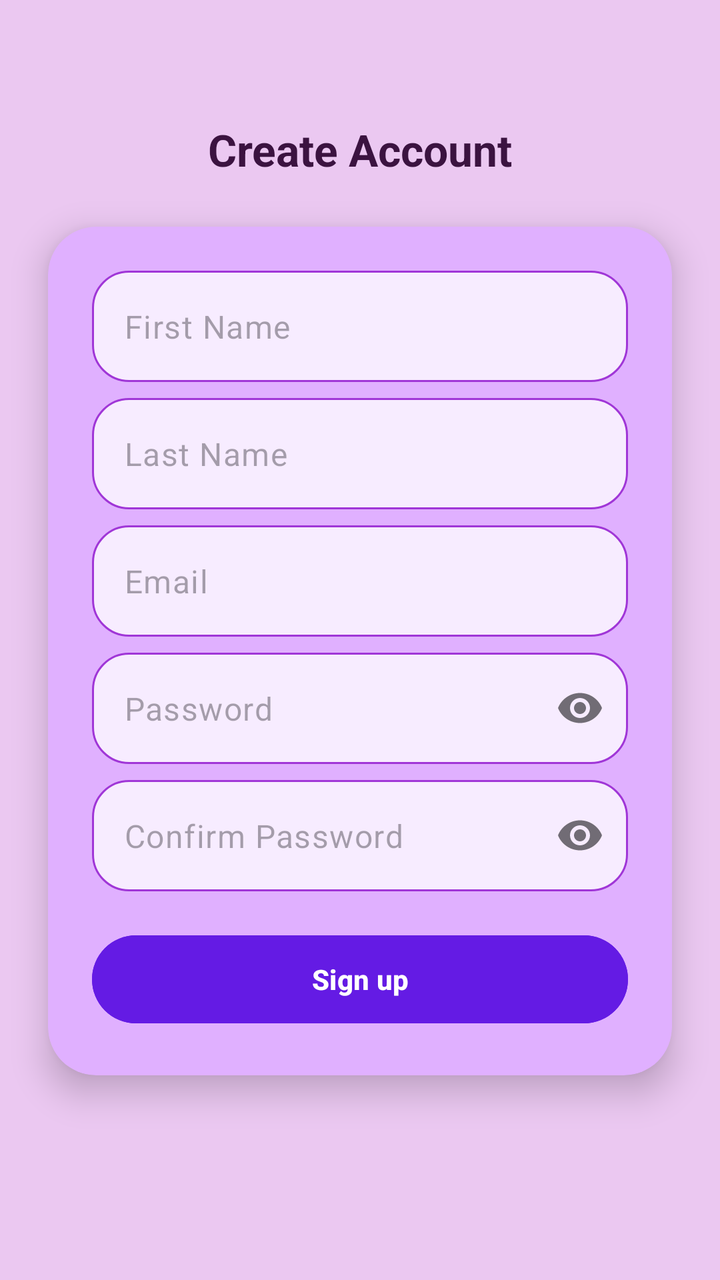
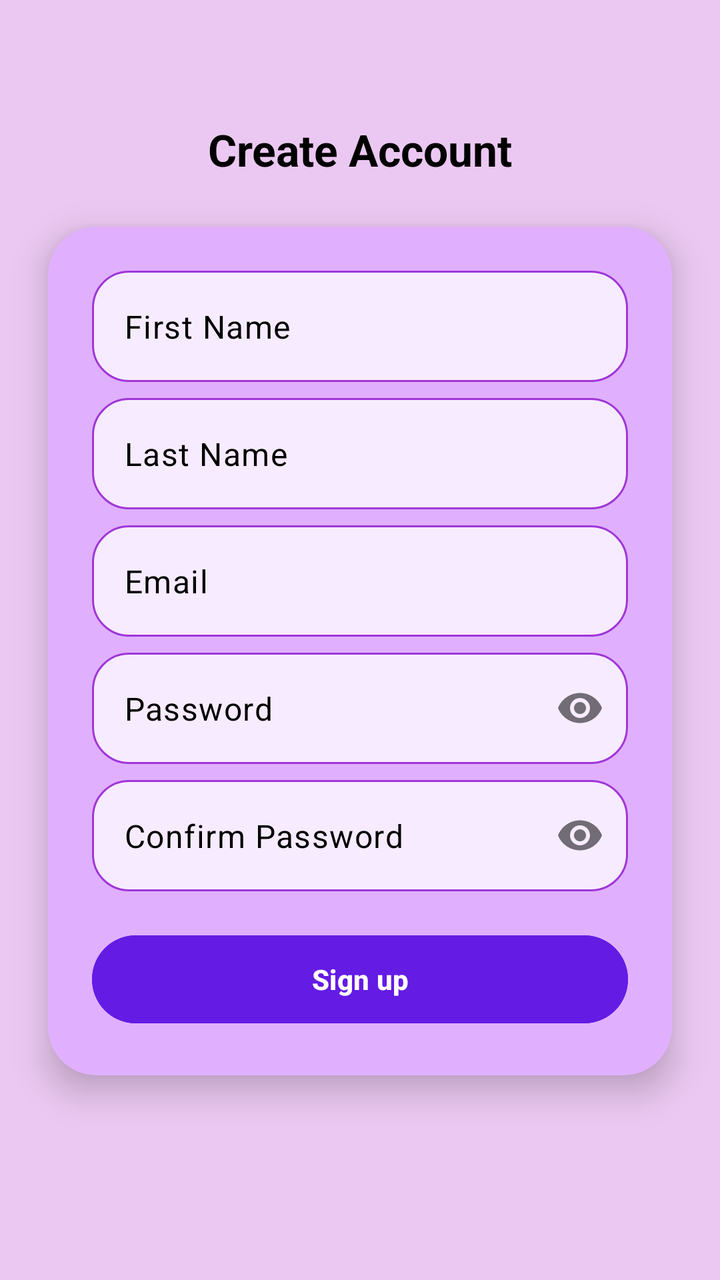

Screens rendered from an Android XML layout before and after an edit, with the pre-edit source and the edit as a unified diff.
<!-- AndroidManifest.xml: application theme Theme.Therassistant2 -->
<!-- res/layout/activity_signup.xml -->
<?xml version="1.0" encoding="utf-8"?>
<androidx.constraintlayout.widget.ConstraintLayout xmlns:android="http://schemas.android.com/apk/res/android"
    xmlns:app="http://schemas.android.com/apk/res-auto"
    xmlns:tools="http://schemas.android.com/tools"
    android:layout_width="match_parent"
    android:layout_height="match_parent"
    android:background="#EBC8F1"
    tools:context=".Signup">

    <TextView
        android:id="@+id/signupTitle"
        android:layout_width="wrap_content"
        android:layout_height="wrap_content"
        android:text="Create Account"
        android:textSize="22sp"
        android:textStyle="bold"
        android:textColor="#3B1340"
        android:layout_marginTop="60dp"
        app:layout_constraintTop_toTopOf="parent"
        app:layout_constraintStart_toStartOf="parent"
        app:layout_constraintEnd_toEndOf="parent" />

    <androidx.cardview.widget.CardView
        android:id="@+id/signupCard"
        android:layout_width="0dp"
        android:layout_height="wrap_content"
        android:layout_margin="24dp"
        app:cardCornerRadius="24dp"
        app:cardElevation="10dp"
        app:cardBackgroundColor="#E0B0FF"
        app:layout_constraintTop_toBottomOf="@id/signupTitle"
        app:layout_constraintStart_toStartOf="parent"
        app:layout_constraintEnd_toEndOf="parent">

        <LinearLayout
            android:layout_width="match_parent"
            android:layout_height="wrap_content"
            android:orientation="vertical"
            android:padding="22dp">

            
            <com.google.android.material.textfield.TextInputLayout
                android:layout_width="match_parent"
                android:layout_height="wrap_content"
                app:hintEnabled="false"
                app:hintTextColor="@color/black">

                <com.google.android.material.textfield.TextInputEditText
                    android:id="@+id/editTextText3"
                    android:layout_width="match_parent"
                    android:layout_height="wrap_content"
                    android:background="@drawable/rounded_button"
                    android:hint="First Name"
                    android:inputType="textPersonName"
                    android:textColor="#2B0B2F" />
            </com.google.android.material.textfield.TextInputLayout>

            <com.google.android.material.textfield.TextInputLayout
                android:layout_width="match_parent"
                android:layout_height="wrap_content"
                android:layout_marginTop="8dp"
                app:hintEnabled="false"
                app:hintTextColor="@color/black">

                <com.google.android.material.textfield.TextInputEditText
                    android:id="@+id/editTextText4"
                    android:layout_width="match_parent"
                    android:layout_height="wrap_content"
                    android:background="@drawable/rounded_button"
                    android:hint="Last Name"
                    android:inputType="textPersonName"
                    android:textColor="#2B0B2F" />
            </com.google.android.material.textfield.TextInputLayout>

            <com.google.android.material.textfield.TextInputLayout
                android:layout_width="match_parent"
                android:layout_height="wrap_content"
                android:layout_marginTop="8dp"
                app:hintEnabled="false"
                app:hintTextColor="@color/black">

                <com.google.android.material.textfield.TextInputEditText
                    android:id="@+id/editTextText5"
                    android:layout_width="match_parent"
                    android:layout_height="wrap_content"
                    android:background="@drawable/rounded_button"
                    android:hint="Email"
                    android:inputType="textEmailAddress"
                    android:textColor="#2B0B2F" />
            </com.google.android.material.textfield.TextInputLayout>


            <com.google.android.material.textfield.TextInputLayout
                android:layout_width="match_parent"
                android:layout_height="wrap_content"
                android:layout_marginTop="8dp"
                app:hintTextColor="@color/black"
                app:hintEnabled="false"
                app:passwordToggleEnabled="true">

                <com.google.android.material.textfield.TextInputEditText
                    android:id="@+id/editTextText6"
                    android:layout_width="match_parent"
                    android:layout_height="wrap_content"
                    android:background="@drawable/rounded_button"
                    android:hint="Password"
                    android:inputType="textPassword"
                    android:textColor="#2B0B2F" />
            </com.google.android.material.textfield.TextInputLayout>

            <com.google.android.material.textfield.TextInputLayout
                android:layout_width="match_parent"
                android:layout_height="wrap_content"
                android:layout_marginTop="8dp"
                app:hintTextColor="@color/black"
                app:hintEnabled="false"

                app:passwordToggleEnabled="true">

                <com.google.android.material.textfield.TextInputEditText
                    android:id="@+id/editTextText7"
                    android:layout_width="match_parent"
                    android:layout_height="wrap_content"
                    android:background="@drawable/rounded_button"
                    android:hint="Confirm Password"
                    android:inputType="textPassword"
                    android:textColor="#2B0B2F" />
            </com.google.android.material.textfield.TextInputLayout>

            <Button
                android:id="@+id/button2"
                android:layout_width="match_parent"
                android:layout_height="52dp"
                android:layout_marginTop="18dp"
                android:text="Sign up"
                android:textStyle="bold"
                android:textColor="#FFFFFF"
                android:backgroundTint="#641BE4" />

        </LinearLayout>

    </androidx.cardview.widget.CardView>

</androidx.constraintlayout.widget.ConstraintLayout>
<!-- resources referenced by this layout -->
<resources>
  <color name="black">#FF000000</color>
  <!-- drawable rounded_button (drawable) -->
  <?xml version="1.0" encoding="utf-8"?>
  <shape xmlns:android="http://schemas.android.com/apk/res/android">
  
      <solid android:color="#F7ECFF" />
  
      <corners android:radius="18dp" />
  
      <stroke
          android:width="1dp"
          android:color="#A036D7" />
  
      <padding
          android:left="14dp"
          android:top="12dp"
          android:right="14dp"
          android:bottom="12dp" />
  
  </shape>
  <style name="Theme.Therassistant2" parent="Base.Theme.Therassistant2" />
  <style name="Base.Theme.Therassistant2" parent="Theme.Material3.DayNight.NoActionBar">
          
          
      </style>
</resources>

<!-- the commit's change to res/layout/activity_signup.xml (unified diff, before → after) -->
@@ -14,7 +14,7 @@
         android:text="Create Account"
         android:textSize="22sp"
         android:textStyle="bold"
-        android:textColor="#3B1340"
+        android:textColor="@android:color/black"
         android:layout_marginTop="60dp"
         app:layout_constraintTop_toTopOf="parent"
         app:layout_constraintStart_toStartOf="parent"
@@ -51,6 +51,7 @@
                     android:layout_height="wrap_content"
                     android:background="@drawable/rounded_button"
                     android:hint="First Name"
+                    android:textColorHint="@color/black"
                     android:inputType="textPersonName"
                     android:textColor="#2B0B2F" />
             </com.google.android.material.textfield.TextInputLayout>
@@ -68,8 +69,9 @@
                     android:layout_height="wrap_content"
                     android:background="@drawable/rounded_button"
                     android:hint="Last Name"
+                    android:textColorHint="@color/black"
                     android:inputType="textPersonName"
-                    android:textColor="#2B0B2F" />
+                    android:textColor="@android:color/black" />
             </com.google.android.material.textfield.TextInputLayout>
 
             <com.google.android.material.textfield.TextInputLayout
@@ -85,8 +87,9 @@
                     android:layout_height="wrap_content"
                     android:background="@drawable/rounded_button"
                     android:hint="Email"
+                    android:textColorHint="@color/black"
                     android:inputType="textEmailAddress"
-                    android:textColor="#2B0B2F" />
+                    android:textColor="@android:color/black" />
             </com.google.android.material.textfield.TextInputLayout>
 
 
@@ -104,8 +107,9 @@
                     android:layout_height="wrap_content"
                     android:background="@drawable/rounded_button"
                     android:hint="Password"
+                    android:textColorHint="@color/black"
                     android:inputType="textPassword"
-                    android:textColor="#2B0B2F" />
+                    android:textColor="@android:color/black" />
             </com.google.android.material.textfield.TextInputLayout>
 
             <com.google.android.material.textfield.TextInputLayout
@@ -123,8 +127,9 @@
                     android:layout_height="wrap_content"
                     android:background="@drawable/rounded_button"
                     android:hint="Confirm Password"
+                    android:textColorHint="@color/black"
                     android:inputType="textPassword"
-                    android:textColor="#2B0B2F" />
+                    android:textColor="@android:color/black" />
             </com.google.android.material.textfield.TextInputLayout>
 
             <Button
